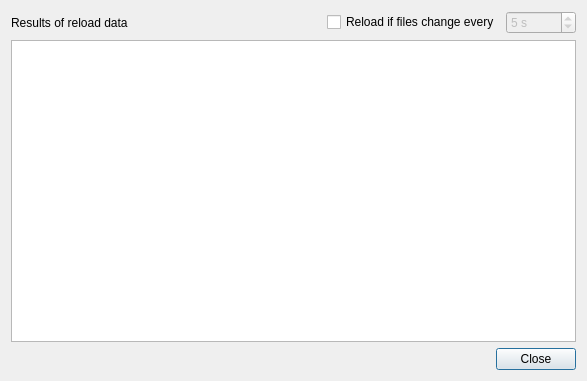
The window that ui/reloaddata.ui (veusz/veusz) describes before a commit, drawn with Qt 5.
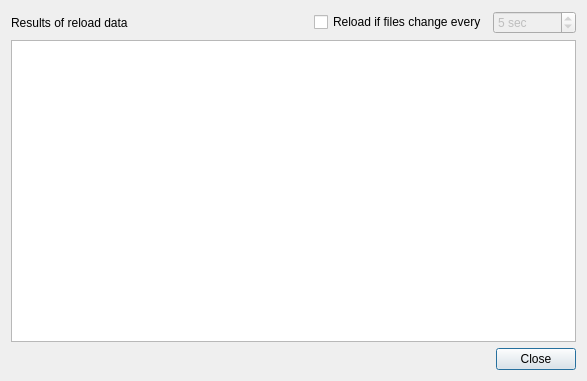
The same window after the commit.

Diff of the .ui file:
```diff
--- a/ui/reloaddata.ui
+++ b/ui/reloaddata.ui
@@ -49,7 +49,7 @@
         <bool>false</bool>
        </property>
        <property name="suffix">
-        <string> s</string>
+        <string> sec</string>
        </property>
        <property name="minimum">
         <number>1</number>
```
